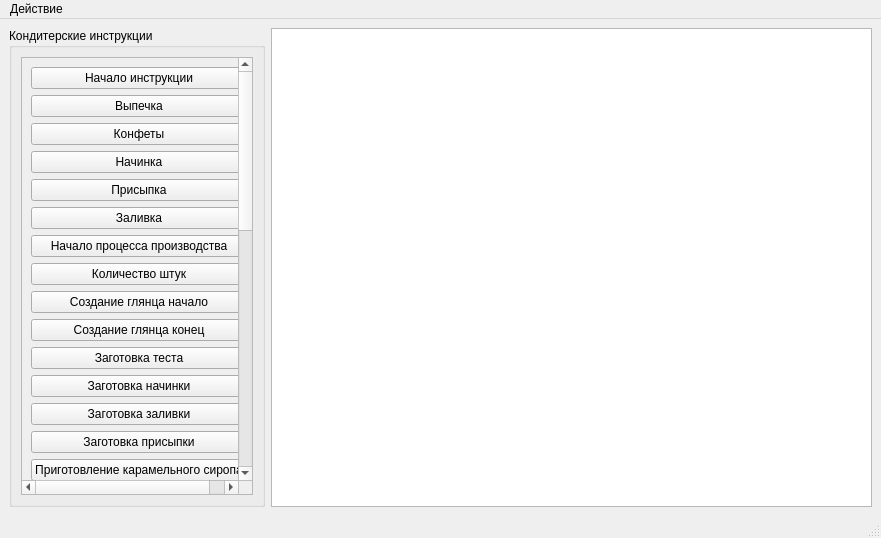
This is mainwindow.ui in ZeAs4c/CCIv1 as Qt 5 draws it before an edit. The edited form follows.
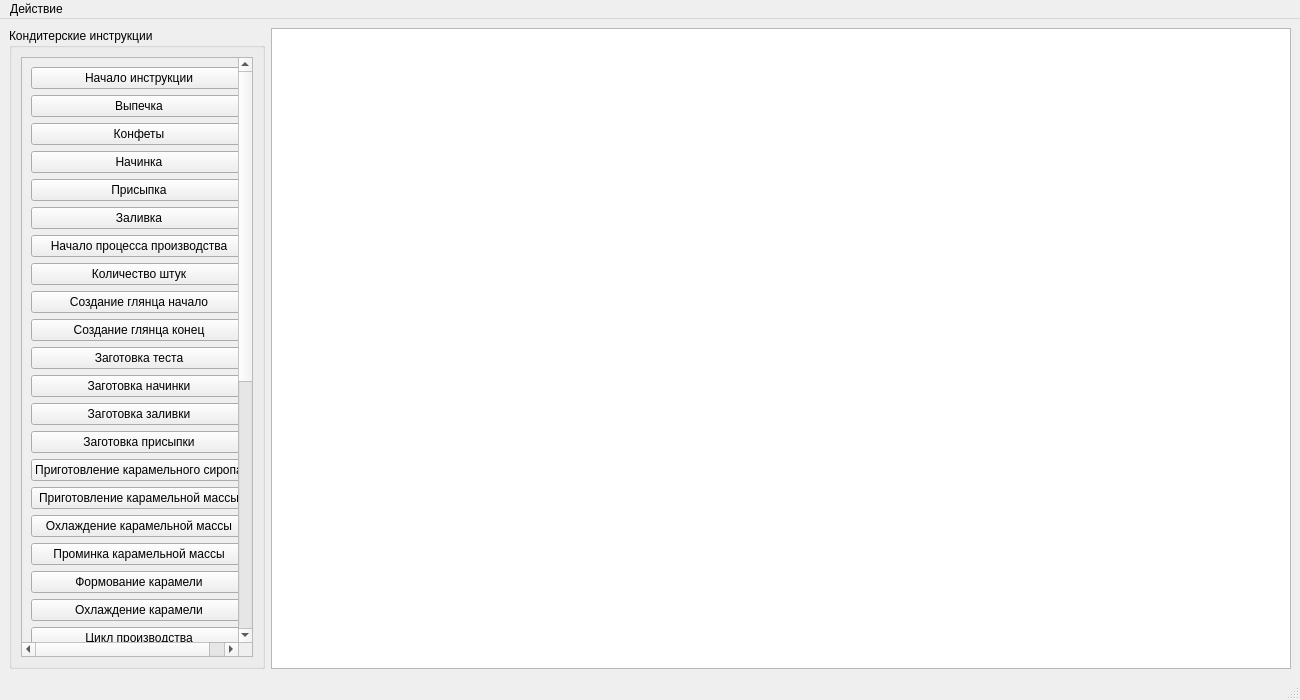
This is the edited form.

Commit message: Исправление

```diff
--- a/mainwindow.ui
+++ b/mainwindow.ui
@@ -9,8 +9,8 @@
    <rect>
     <x>0</x>
     <y>0</y>
-    <width>881</width>
-    <height>538</height>
+    <width>1300</width>
+    <height>700</height>
    </rect>
   </property>
   <property name="windowTitle">
@@ -355,7 +355,7 @@
     <rect>
      <x>0</x>
      <y>0</y>
-     <width>881</width>
+     <width>1300</width>
      <height>26</height>
     </rect>
    </property>
```
The commit also changes 1 other file.
